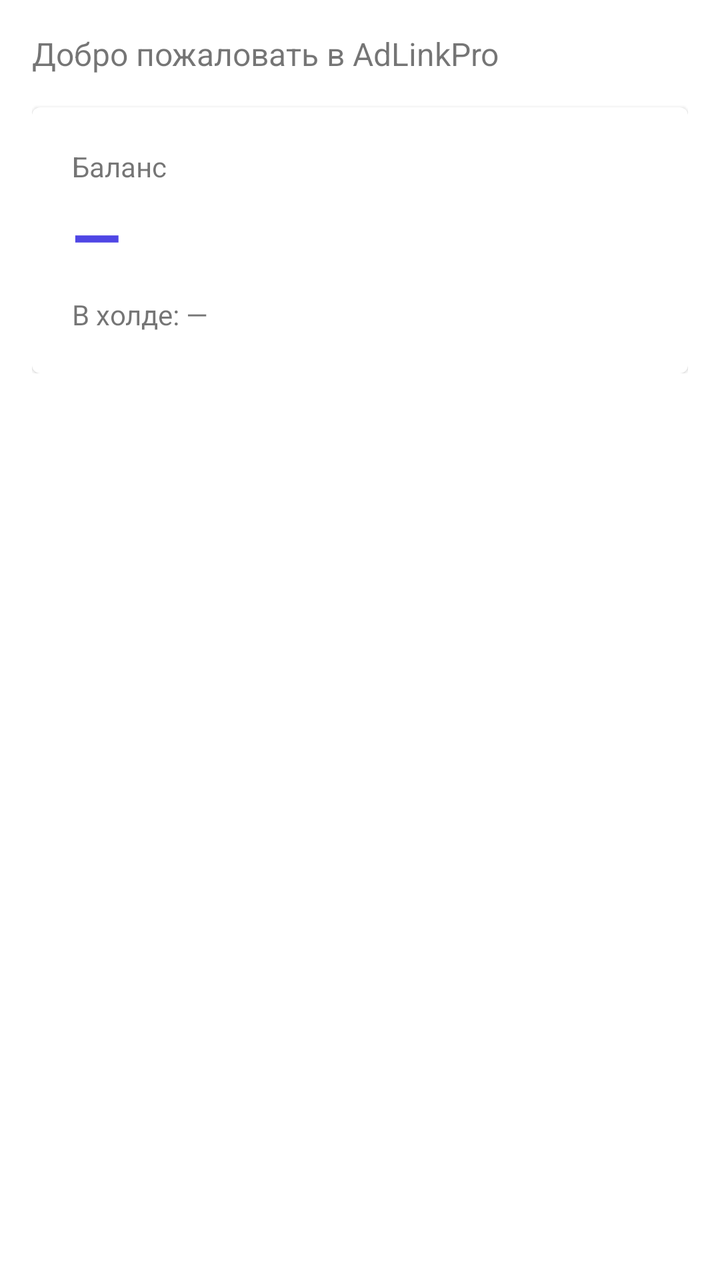
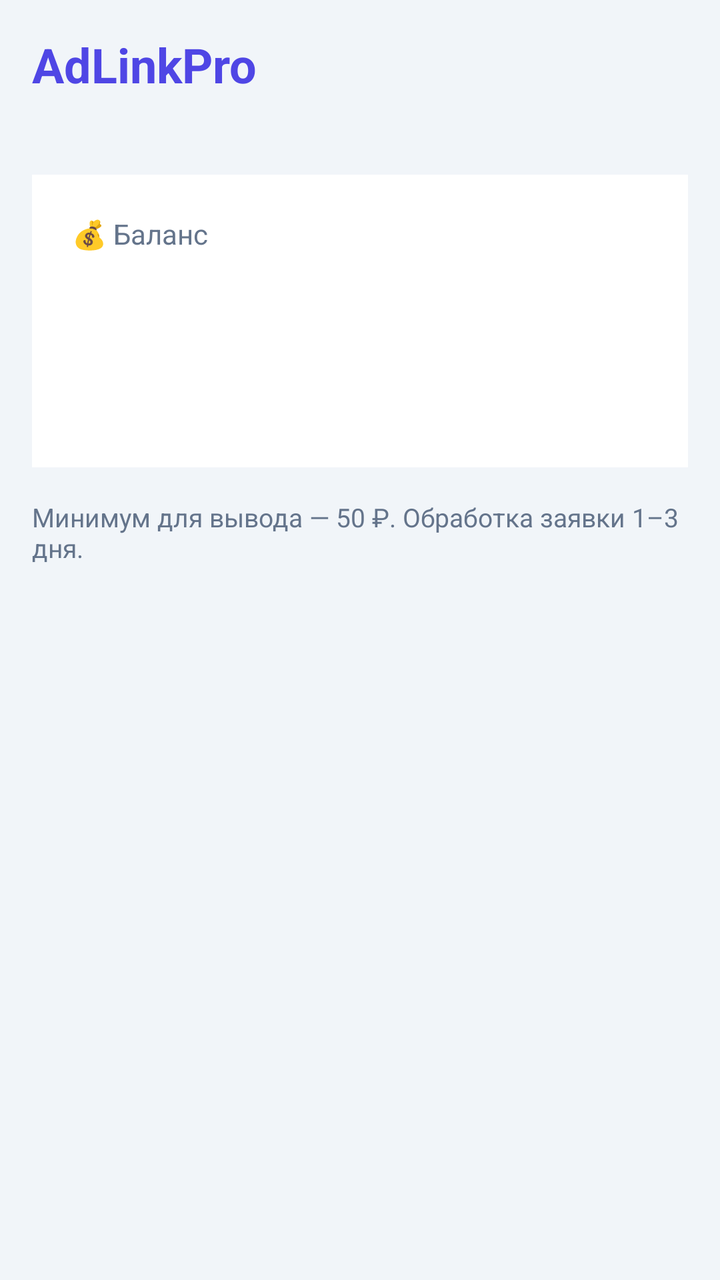

An Android layout rendered at two revisions. The XML below is the earlier revision; the diff shows what the commit changed to produce the second picture.
<!-- AndroidManifest.xml: application theme Theme.AdLinkPro -->
<!-- res/layout/fragment_dashboard.xml -->
<?xml version="1.0" encoding="utf-8"?>
<ScrollView xmlns:android="http://schemas.android.com/apk/res/android"
    android:layout_width="match_parent"
    android:layout_height="match_parent">

    <LinearLayout
        android:layout_width="match_parent"
        android:layout_height="wrap_content"
        android:orientation="vertical"
        android:padding="16dp">

        <TextView
            android:id="@+id/tv_info"
            android:layout_width="match_parent"
            android:layout_height="wrap_content"
            android:text="@string/welcome"
            android:textSize="16sp" />

        <com.google.android.material.card.MaterialCardView
            android:layout_width="match_parent"
            android:layout_height="wrap_content"
            android:layout_marginTop="16dp">

            <LinearLayout
                android:layout_width="match_parent"
                android:layout_height="wrap_content"
                android:orientation="vertical"
                android:padding="20dp">

                <TextView
                    android:layout_width="wrap_content"
                    android:layout_height="wrap_content"
                    android:text="@string/balance"
                    android:textSize="14sp" />

                <TextView
                    android:id="@+id/tv_balance"
                    android:layout_width="wrap_content"
                    android:layout_height="wrap_content"
                    android:layout_marginTop="4dp"
                    android:text="—"
                    android:textSize="32sp"
                    android:textStyle="bold"
                    android:textColor="@color/primary" />

                <TextView
                    android:id="@+id/tv_hold"
                    android:layout_width="wrap_content"
                    android:layout_height="wrap_content"
                    android:layout_marginTop="8dp"
                    android:text="@string/hold_empty"
                    android:textSize="14sp" />
            </LinearLayout>
        </com.google.android.material.card.MaterialCardView>
    </LinearLayout>
</ScrollView>
<!-- resources referenced by this layout -->
<resources>
  <color name="primary">#4f46e5</color>
  <string name="balance">Баланс</string>
  <string name="hold_empty">В холде: —</string>
  <string name="welcome">Добро пожаловать в AdLinkPro</string>
  <style name="Theme.AdLinkPro" parent="Theme.MaterialComponents.DayNight.NoActionBar">
          <item name="colorPrimary">@color/primary</item>
          <item name="colorPrimaryDark">@color/primaryDark</item>
          <item name="colorSecondary">@color/accent</item>
          <item name="android:windowBackground">@color/bgLight</item>
      </style>
</resources>

<!-- the commit's change to res/layout/fragment_dashboard.xml (unified diff, before → after) -->
@@ -1,7 +1,9 @@
 <?xml version="1.0" encoding="utf-8"?>
 <ScrollView xmlns:android="http://schemas.android.com/apk/res/android"
     android:layout_width="match_parent"
-    android:layout_height="match_parent">
+    android:layout_height="match_parent"
+    android:background="@color/bg_light"
+    android:fillViewport="true">
 
     <LinearLayout
         android:layout_width="match_parent"
@@ -10,47 +12,60 @@
         android:padding="16dp">
 
         <TextView
+            android:layout_width="match_parent"
+            android:layout_height="wrap_content"
+            android:text="AdLinkPro"
+            android:textColor="@color/primary"
+            android:textSize="24sp"
+            android:textStyle="bold"
+            android:layout_marginBottom="4dp"/>
+
+        <TextView
             android:id="@+id/tv_info"
             android:layout_width="match_parent"
             android:layout_height="wrap_content"
-            android:text="@string/welcome"
-            android:textSize="16sp" />
+            android:textColor="@color/text_secondary"
+            android:textSize="14sp"
+            android:layout_marginBottom="16dp"/>
 
-        <com.google.android.material.card.MaterialCardView
+        <LinearLayout
             android:layout_width="match_parent"
             android:layout_height="wrap_content"
-            android:layout_marginTop="16dp">
+            android:orientation="vertical"
+            android:background="@color/white"
+            android:padding="20dp">
 
-            <LinearLayout
+            <TextView
                 android:layout_width="match_parent"
                 android:layout_height="wrap_content"
-                android:orientation="vertical"
-                android:padding="20dp">
+                android:text="💰 Баланс"
+                android:textColor="@color/text_secondary"
+                android:textSize="14sp"/>
 
-                <TextView
-                    android:layout_width="wrap_content"
-                    android:layout_height="wrap_content"
-                    android:text="@string/balance"
-                    android:textSize="14sp" />
+            <TextView
+                android:id="@+id/tv_balance"
+                android:layout_width="match_parent"
+                android:layout_height="wrap_content"
+                android:textColor="@color/text_main"
+                android:textSize="32sp"
+                android:textStyle="bold"
+                android:layout_marginTop="8dp"
+                android:layout_marginBottom="16dp"/>
 
-                <TextView
-                    android:id="@+id/tv_balance"
-                    android:layout_width="wrap_content"
-                    android:layout_height="wrap_content"
-                    android:layout_marginTop="4dp"
-                    android:text="—"
-                    android:textSize="32sp"
-                    android:textStyle="bold"
-                    android:textColor="@color/primary" />
+            <TextView
+                android:id="@+id/tv_hold"
+                android:layout_width="match_parent"
+                android:layout_height="wrap_content"
+                android:textColor="@color/text_secondary"
+                android:textSize="15sp"/>
+        </LinearLayout>
 
-                <TextView
-                    android:id="@+id/tv_hold"
-                    android:layout_width="wrap_content"
-                    android:layout_height="wrap_content"
-                    android:layout_marginTop="8dp"
-                    android:text="@string/hold_empty"
-                    android:textSize="14sp" />
-            </LinearLayout>
-        </com.google.android.material.card.MaterialCardView>
+        <TextView
+            android:layout_width="match_parent"
+            android:layout_height="wrap_content"
+            android:layout_marginTop="16dp"
+            android:text="Минимум для вывода — 50 ₽. Обработка заявки 1–3 дня."
+            android:textColor="@color/text_secondary"
+            android:textSize="13sp"/>
     </LinearLayout>
 </ScrollView>
<!-- resource entries referenced after the edit -->
@@ -1,9 +1,10 @@
 <!-- resources referenced by this layout -->
 <resources>
+  <color name="bg_light">#f1f5f9</color>
   <color name="primary">#4f46e5</color>
-  <string name="balance">Баланс</string>
-  <string name="hold_empty">В холде: —</string>
-  <string name="welcome">Добро пожаловать в AdLinkPro</string>
+  <color name="text_main">#1e293b</color>
+  <color name="text_secondary">#64748b</color>
+  <color name="white">#ffffff</color>
   <style name="Theme.AdLinkPro" parent="Theme.MaterialComponents.DayNight.NoActionBar">
           <item name="colorPrimary">@color/primary</item>
           <item name="colorPrimaryDark">@color/primaryDark</item>
